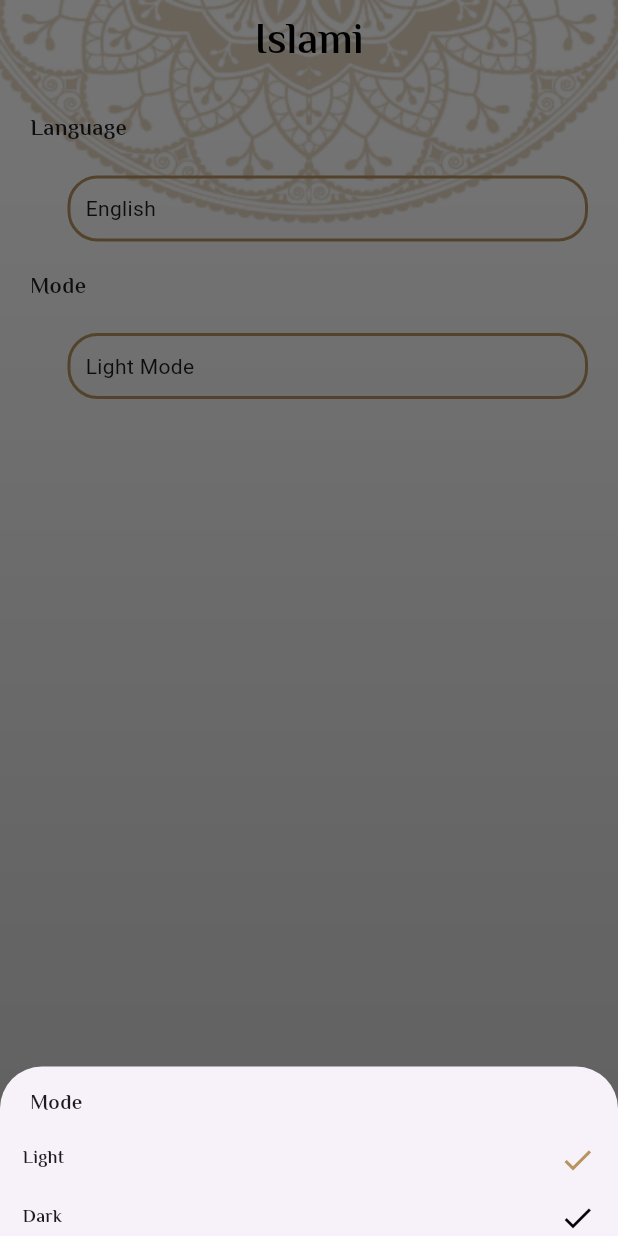
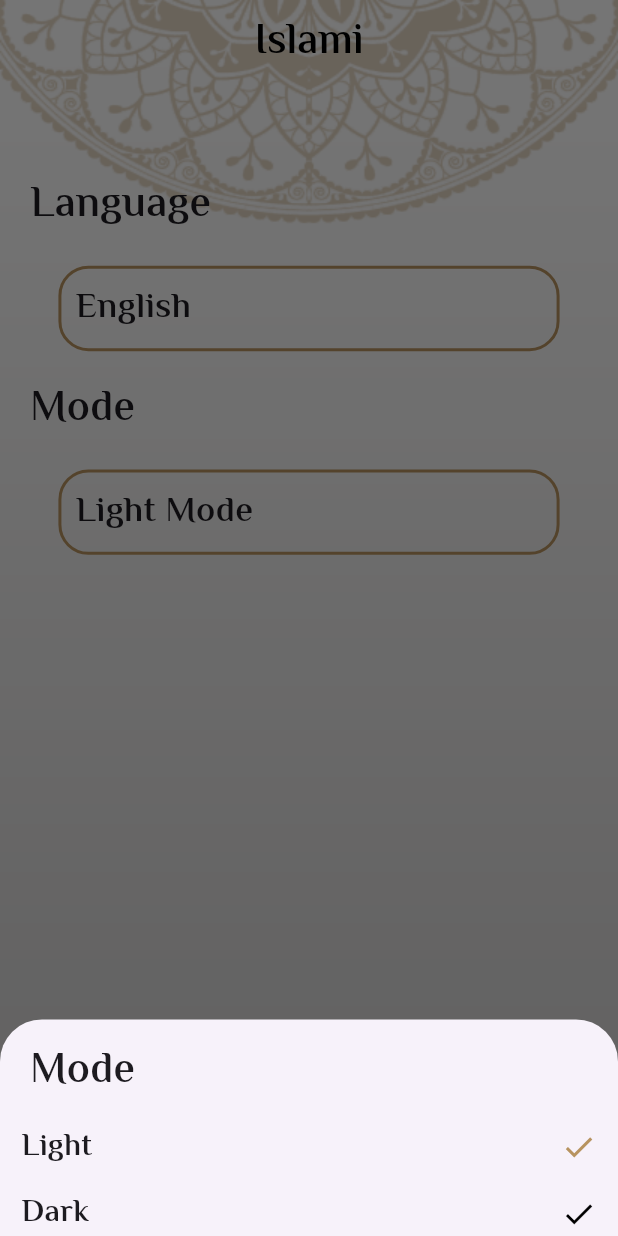
Before and after one commit to pgd8/islami_project, a Flutter app: the screen it shows after launch, item 5 of the bottom bar chosen, after a tap on "Light Mode", on a phone screen of 412 x 824 dp. Run offline on Flutter 3.47's test engine with Material 3 defaults, Android fonts, the phone set to English and light mode, and no system bars; our stand-ins replace flutter_screenutil.

Commit message:
completing the responsive UI

```diff
--- a/lib/Screens/hadeth_screen.dart
+++ b/lib/Screens/hadeth_screen.dart
@@ -2,6 +2,7 @@
 
 import 'package:flutter/material.dart';
 import 'package:flutter/services.dart';
+import 'package:flutter_screenutil/flutter_screenutil.dart';
 import 'package:islami/Data_Classes/hadeth_model.dart';
 
 class HadethScreen extends StatefulWidget {
@@ -30,7 +31,7 @@ class _HadethScreenState extends State<HadethScreen> {
           title: Text('hadeth ${hadethModel.hadethNumber + 1}',),
         ),
         body: Container(
-          margin: const EdgeInsets.only(bottom: 90,right: 20,left: 20),
+          margin: const EdgeInsets.only(bottom: 90,right: 20,left: 20).r,
           child: Card(
             color: const Color.fromRGBO(255, 255, 255, 0.7607843137254902),
             elevation: 20,
@@ -38,6 +39,9 @@ class _HadethScreenState extends State<HadethScreen> {
               itemBuilder: (context, index) => Text(
                 content[index],
                 textAlign: TextAlign.center,
+                style: TextStyle(
+                  fontSize: 25.sp
+                ),
               ),
               itemCount: content.length,
             ),
--- a/lib/Tabs/Settings_Tab_Components/app_lang_sheet.dart
+++ b/lib/Tabs/Settings_Tab_Components/app_lang_sheet.dart
@@ -1,6 +1,7 @@
 // ignore_for_file: use_key_in_widget_constructors
 
 import 'package:flutter/material.dart';
+import 'package:flutter_screenutil/flutter_screenutil.dart';
 import 'package:islami/MyApp/my_theme.dart';
 
 class AppLanguageSheet extends StatelessWidget {
@@ -17,9 +18,10 @@ class AppLanguageSheet extends StatelessWidget {
               children: [
                 Container(
                   width: double.infinity,
-                  margin: const EdgeInsets.only(left: 20, right: 20, top: 15),
-                  child: const Text("Language",style:  TextStyle(
+                  margin: const EdgeInsets.only(left: 20, right: 20, top: 15).r,
+                  child:  Text("Language",style:  TextStyle(
                     fontFamily: 'elmessiri',
+                    fontSize: 30.sp
                   ),),
                 ),
                 Row(
@@ -29,17 +31,17 @@ class AppLanguageSheet extends StatelessWidget {
                       child: Container(
 
                         alignment: Alignment.bottomLeft,
-                        margin: const EdgeInsets.only(top: 15,left: 15),
-                        child: const Text("English",style:  TextStyle(
+                        margin: const EdgeInsets.only(top: 15,left: 15,).r,
+                        child:  Text("English",style:  TextStyle(
                           fontFamily: 'elmessiri',
-                          fontSize: 12,
+                          fontSize: 22.sp,
                         ),),
                       ),
                     ),
                     Expanded(
                       child: Container(
                           alignment: Alignment.bottomRight,
-                          margin: const EdgeInsets.only(top: 15,right: 15),
+                          margin: const EdgeInsets.only(top: 15,right: 15).r,
                           child: const Icon(Icons.done, color: MyTheme.primaryColor,)
                       ),
                     ),
@@ -51,17 +53,17 @@ class AppLanguageSheet extends StatelessWidget {
                     Expanded(
                       child: Container(
                         alignment: Alignment.bottomLeft,
-                        margin: const EdgeInsets.only(top: 15,left: 15),
-                        child: const Text("Arabic",style:  TextStyle(
+                        margin: const EdgeInsets.only(top: 15,left: 15).r,
+                        child:  Text("Arabic",style:  TextStyle(
                           fontFamily: 'elmessiri',
-                          fontSize: 12,
+                          fontSize: 22.sp,
                         ),),
                       ),
                     ),
                     Expanded(
                       child: Container(
                           alignment: Alignment.bottomRight,
-                          margin: const EdgeInsets.only(top: 15,right: 15),
+                          margin: const EdgeInsets.only(top: 15,right: 15).r,
                           child: const Icon(Icons.done, color: Colors.black,)
                       ),
                     ),
@@ -75,9 +77,12 @@ class AppLanguageSheet extends StatelessWidget {
             borderRadius: BorderRadius.circular(20),
             border: Border.all(color: const Color(0xFFB7935F), width: 2)),
         alignment: Alignment.topLeft,
-        margin: const EdgeInsets.only(left: 25, bottom: 20, top: 20),
-        padding: const EdgeInsets.all(10),
-        child: const Text('English'),
+        margin: const EdgeInsets.only(left: 20, bottom: 20, top: 20,right: 20).r,
+        padding: const EdgeInsets.all(10).r,
+        child:  Text('English',style: TextStyle(
+          fontFamily: 'elmessiri',
+          fontSize: 25.sp
+        ),),
       ),
     );
   }
--- a/lib/Tabs/Settings_Tab_Components/app_mode_sheet.dart
+++ b/lib/Tabs/Settings_Tab_Components/app_mode_sheet.dart
@@ -1,6 +1,7 @@
 // ignore_for_file: use_key_in_widget_constructors
 
 import 'package:flutter/material.dart';
+import 'package:flutter_screenutil/flutter_screenutil.dart';
 import 'package:islami/MyApp/my_theme.dart';
 
 class AppModeSheet extends StatelessWidget {
@@ -17,9 +18,13 @@ class AppModeSheet extends StatelessWidget {
               Container(
                 width: double.infinity,
                 margin: const EdgeInsets.only(left: 20, right: 20, top: 15),
-                child: const Text("Mode",style:  TextStyle(
-                  fontFamily: 'elmessiri',
-                ),),
+                child:  Text(
+                  "Mode",
+                  style: TextStyle(
+                    fontFamily: 'elmessiri',
+                    fontSize: 30.sp,
+                  ),
+                ),
               ),
               Row(
                 mainAxisAlignment: MainAxisAlignment.spaceBetween,
@@ -27,19 +32,24 @@ class AppModeSheet extends StatelessWidget {
                   Expanded(
                     child: Container(
                       alignment: Alignment.bottomLeft,
-                      margin: const EdgeInsets.only(top: 15,left: 15),
-                      child: const Text("Light",style:  TextStyle(
-                        fontFamily: 'elmessiri',
-                        fontSize: 12,
-                      ),),
+                      margin: const EdgeInsets.only(top: 15, left: 15).r,
+                      child:  Text(
+                        "Light",
+                        style: TextStyle(
+                          fontFamily: 'elmessiri',
+                          fontSize: 22.sp,
+                        ),
+                      ),
                     ),
                   ),
                   Expanded(
                     child: Container(
-                      alignment: Alignment.bottomRight,
-                      margin: const EdgeInsets.only(top: 15,right: 15),
-                      child: const Icon(Icons.done, color: MyTheme.primaryColor,)
-                    ),
+                        alignment: Alignment.bottomRight,
+                        margin: const EdgeInsets.only(top: 15, right: 15).r,
+                        child: const Icon(
+                          Icons.done,
+                          color: MyTheme.primaryColor,
+                        )),
                   ),
                 ],
               ),
@@ -49,19 +59,24 @@ class AppModeSheet extends StatelessWidget {
                   Expanded(
                     child: Container(
                       alignment: Alignment.bottomLeft,
-                      margin: const EdgeInsets.only(top: 15,left: 15),
-                      child: const Text("Dark",style:  TextStyle(
-                        fontFamily: 'elmessiri',
-                        fontSize: 12,
-                      ),),
+                      margin: const EdgeInsets.only(top: 15, left: 15).r,
+                      child:  Text(
+                        "Dark",
+                        style: TextStyle(
+                          fontFamily: 'elmessiri',
+                          fontSize: 22.sp,
+                        ),
+                      ),
                     ),
                   ),
                   Expanded(
                     child: Container(
-                      alignment: Alignment.bottomRight,
-                      margin: const EdgeInsets.only(top: 15,right: 15),
-                      child: const Icon(Icons.done, color: Colors.black,)
-                    ),
+                        alignment: Alignment.bottomRight,
+                        margin: const EdgeInsets.only(top: 15, right: 15).r,
+                        child: const Icon(
+                          Icons.done,
+                          color: Colors.black,
+                        )),
                   ),
                 ],
               ),
@@ -74,9 +89,12 @@ class AppModeSheet extends StatelessWidget {
             borderRadius: BorderRadius.circular(20),
             border: Border.all(color: const Color(0xFFB7935F), width: 2)),
         alignment: Alignment.topLeft,
-        margin: const EdgeInsets.only(left: 25, bottom: 20, top: 20),
-        padding: const EdgeInsets.all(10),
-        child: const Text('Light Mode'),
+        margin: const EdgeInsets.all(20).r,
+        padding: const EdgeInsets.all(10).r,
+        child:  Text(
+          'Light Mode',
+          style: TextStyle(fontFamily: 'elmessiri', fontSize: 25.sp),
+        ),
       ),
     );
   }
--- a/lib/Tabs/Settings_Tab_Components/title.dart
+++ b/lib/Tabs/Settings_Tab_Components/title.dart
@@ -1,6 +1,7 @@
 // ignore_for_file: use_key_in_widget_constructors
 
 import 'package:flutter/material.dart';
+import 'package:flutter_screenutil/flutter_screenutil.dart';
 
 class SettingTitle extends StatelessWidget {
   String title;
@@ -12,6 +13,6 @@ class SettingTitle extends StatelessWidget {
     return Container(
       alignment: Alignment.topLeft,
         child: Text(title,
-            style: const TextStyle(fontFamily: 'elmessiri', fontSize: 15)));
+            style:  TextStyle(fontFamily: 'elmessiri', fontSize: 30.sp)));
   }
 }
--- a/lib/Tabs/sebha_tab.dart
+++ b/lib/Tabs/sebha_tab.dart
@@ -25,12 +25,12 @@ class _SebhaTabState extends State<SebhaTab> {
         Sebha_Logo(onSebhaClick, counter),
         SebhaTitle(),
         Container(
-          padding: const EdgeInsets.all(20).r,
+          padding: const EdgeInsets.all(30).r,
           margin: const EdgeInsets.only(top: 20).r,
           decoration: BoxDecoration(
               color: const Color.fromRGBO(183, 147, 95, 0.57),
               borderRadius: BorderRadius.circular(25.r)),
-          child: Text('$counter'),
+          child: Text('$counter',style: TextStyle(fontSize: 30.sp),),
         ),
         Container(
           margin: const EdgeInsets.only(top: 20).r,
@@ -40,7 +40,7 @@ class _SebhaTabState extends State<SebhaTab> {
             ),
             child: Text(
               title,
-              style: TextStyle(color: Colors.white, fontFamily: 'JFFlat',fontSize: 25.sp),
+              style: TextStyle(color: Colors.white, fontFamily: 'JFFlat',fontSize: 30.sp),
             ),
             onPressed: () {
               if (counter >= 0 && counter <= 30 && title == 'Subhan Allah') {
--- a/lib/Tabs/settings_tab.dart
+++ b/lib/Tabs/settings_tab.dart
@@ -1,6 +1,7 @@
 // ignore_for_file: use_key_in_widget_constructors
 
 import 'package:flutter/material.dart';
+import 'package:flutter_screenutil/flutter_screenutil.dart';
 import 'package:islami/Tabs/Settings_Tab_Components/app_lang_sheet.dart';
 import 'package:islami/Tabs/Settings_Tab_Components/app_mode_sheet.dart';
 import 'package:islami/Tabs/Settings_Tab_Components/title.dart';
@@ -12,6 +13,9 @@ class SettingsTab extends StatelessWidget {
       padding: const EdgeInsets.all(20.0),
       child: Column(
         children: [
+          SizedBox(
+            height: 0.05.sh,
+          ),
           SettingTitle('Language'),
           AppLanguageSheet(),
           SettingTitle('Mode'),
```
Also changed, not shown: lib/Screens/sura_details_screen.dart (+4 -3 lines).
